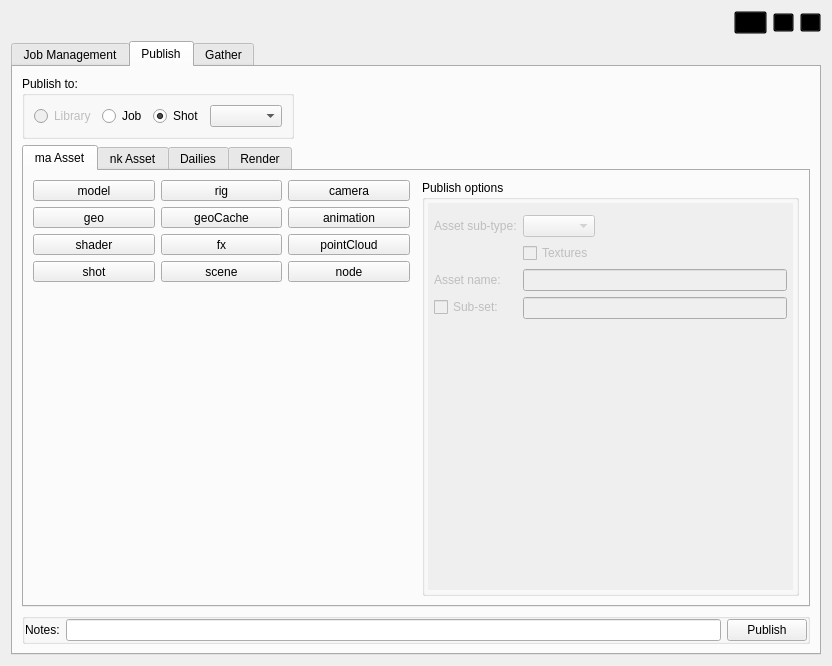
First picture: the form in core/ui/icarusUI.ui, repository mjbonnington/icarus-gps, before the edit.
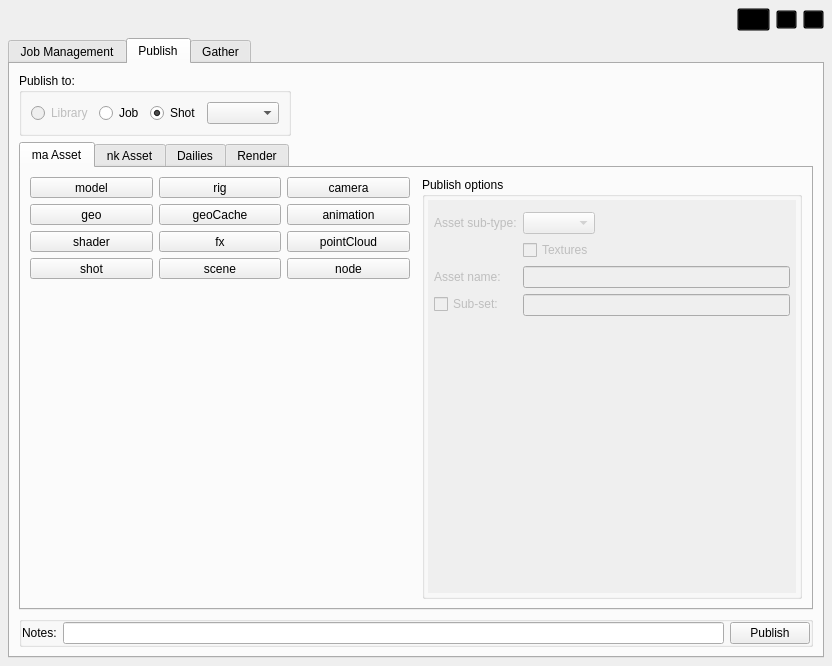
Second picture: the form after the edit. The open tabs and pages were chosen to show the change. Icons and pictures are not drawn.

Commit message: Added status bar to main window

```diff
--- a/core/ui/icarusUI.ui
+++ b/core/ui/icarusUI.ui
@@ -21,6 +21,18 @@
    <string notr="true"/>
   </property>
   <layout class="QVBoxLayout" name="verticalLayout">
+   <property name="margin">
+    <number>0</number>
+   </property>
+   <item>
+    <widget class="QFrame" name="main_frame">
+     <property name="frameShape">
+      <enum>QFrame::NoFrame</enum>
+     </property>
+     <layout class="QVBoxLayout" name="verticalLayout_12">
+      <property name="margin">
+       <number>8</number>
+      </property>
    <item>
     <widget class="QFrame" name="header_frame">
      <property name="minimumSize">
@@ -225,15 +237,6 @@
     </widget>
    </item>
    <item>
-    <widget class="QFrame" name="main_frame">
-     <property name="frameShape">
-      <enum>QFrame::NoFrame</enum>
-     </property>
-     <layout class="QVBoxLayout" name="verticalLayout_12">
-      <property name="margin">
-       <number>0</number>
-      </property>
-      <item>
        <widget class="QTabWidget" name="tabWidget">
         <property name="enabled">
          <bool>true</bool>
@@ -1423,8 +1426,8 @@
                      <rect>
                       <x>0</x>
                       <y>0</y>
-                      <width>369</width>
-                      <height>416</height>
+                      <width>370</width>
+                      <height>410</height>
                      </rect>
                     </property>
                     <layout class="QVBoxLayout" name="verticalLayout_3">
```
Left out of the diff: 44 changed lines with no effect on the pictures. Lines whose indentation alone changed are shown as unchanged. The commit also changes 4 other files.
